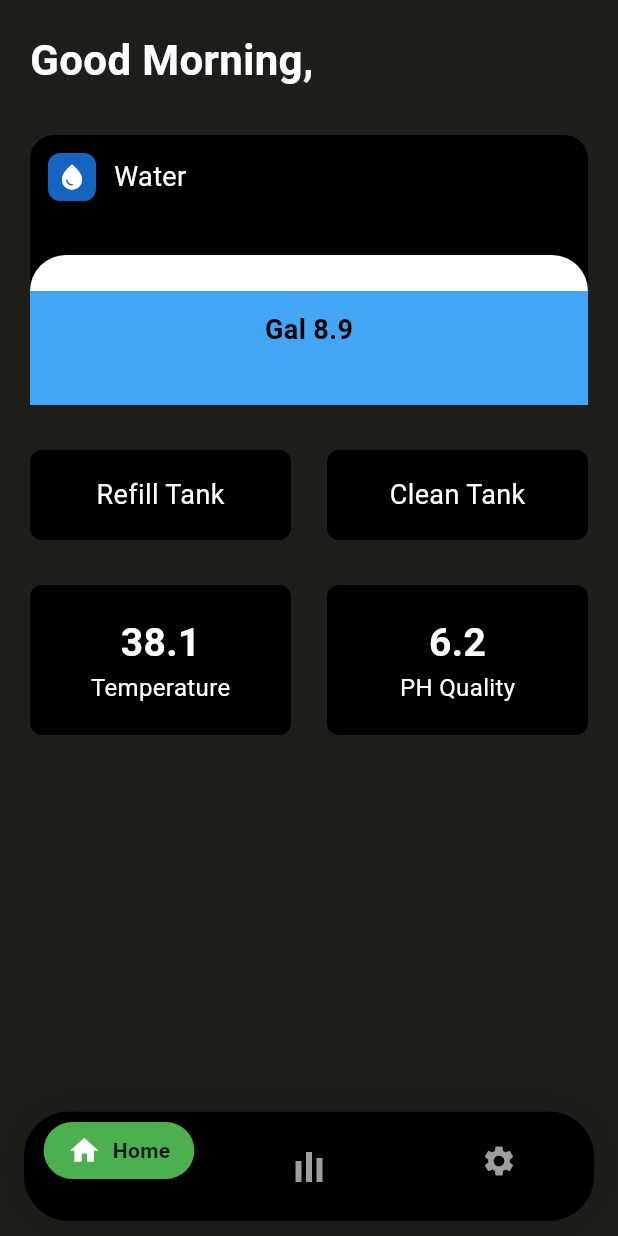
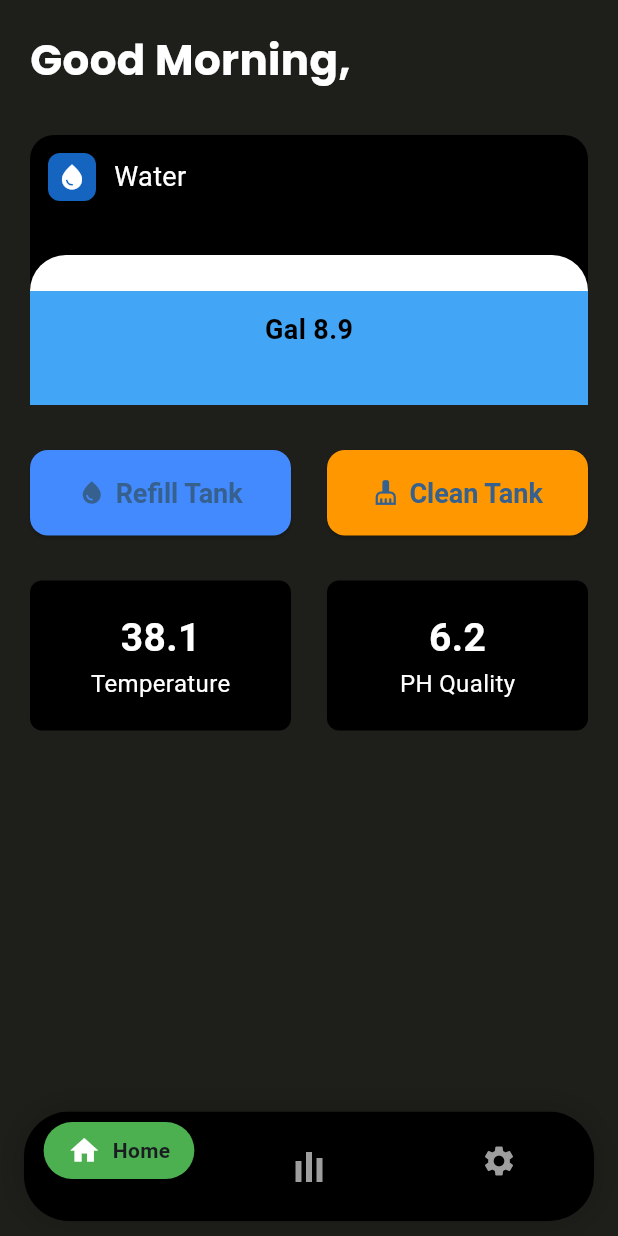
Before and after one commit to SanudaDe/smart_water_systerm, a Flutter app: the screen it shows after launch, on a phone screen of 412 x 824 dp. Run offline on Flutter 3.47's test engine with Material 3 defaults, Android fonts, the phone set to English and light mode, and no system bars; our stand-ins replace google_fonts.

Commit message:
update buttons

```diff
--- a/lib/dashboard.dart
+++ b/lib/dashboard.dart
@@ -37,6 +37,12 @@ class _AquariumControlPageState extends State<AquariumControlPage> {
     setState(() {
       _selectedIndex = index;
     });
+  }
+
+  void sendCommand(String command) {
+    ScaffoldMessenger.of(context).showSnackBar(
+      SnackBar(content: Text('Pretend sent "$command" command')),
+    );
   }
 
   @override
@@ -120,7 +126,7 @@ class _AquariumControlPageState extends State<AquariumControlPage> {
             children: [
               Text(
                 "$_greeting,",
-                style: const TextStyle(
+                style: GoogleFonts.poppins(
                   color: Colors.white,
                   fontSize: 28,
                   fontWeight: FontWeight.bold,
@@ -165,11 +171,9 @@ class _AquariumControlPageState extends State<AquariumControlPage> {
                         ],
                       ),
                     ),
-
                     Expanded(
                       child: Stack(
                         children: [
-      // Water wave and text inside it
                           Positioned(
                             bottom: 0,
                             left: 0,
@@ -197,7 +201,6 @@ class _AquariumControlPageState extends State<AquariumControlPage> {
                                     ),
                                   ],
                                 ),
-            // Value displayed on top of the water area
                                 Text(
                                   "Gal $waterLevel",
                                   style: const TextStyle(
@@ -218,42 +221,42 @@ class _AquariumControlPageState extends State<AquariumControlPage> {
 
               const SizedBox(height: 30),
 
-              // Control buttons
+              // Refill and Clean buttons
               Row(
                 children: [
                   Expanded(
-                    child: Container(
-                      height: 60,
-                      decoration: BoxDecoration(
-                        color: Colors.black,
-                        borderRadius: BorderRadius.circular(8),
+                    child: ElevatedButton.icon(
+                      onPressed: () => sendCommand("refill"),
+                      icon: const Icon(Icons.water_drop),
+                      label: const Text("Refill Tank"),
+                      style: ElevatedButton.styleFrom(
+                        backgroundColor: Colors.blueAccent,
+                        padding: const EdgeInsets.symmetric(vertical: 18),
+                        shape: RoundedRectangleBorder(
+                          borderRadius: BorderRadius.circular(12),
                         ),
-                      child: const Center(
-                        child: Text(
-                          "Refill Tank",
-                          style: TextStyle(
-                            color: Colors.white,
+                        textStyle: const TextStyle(
                           fontSize: 18,
-                          ),
+                          fontWeight: FontWeight.bold,
                         ),
                       ),
                     ),
                   ),
                   const SizedBox(width: 24),
                   Expanded(
-                    child: Container(
-                      height: 60,
-                      decoration: BoxDecoration(
-                        color: Colors.black,
-                        borderRadius: BorderRadius.circular(8),
+                    child: ElevatedButton.icon(
+                      onPressed: () => sendCommand("clean"),
+                      icon: const Icon(Icons.cleaning_services),
+                      label: const Text("Clean Tank"),
+                      style: ElevatedButton.styleFrom(
+                        backgroundColor: Colors.orange,
+                        padding: const EdgeInsets.symmetric(vertical: 18),
+                        shape: RoundedRectangleBorder(
+                          borderRadius: BorderRadius.circular(12),
                         ),
-                      child: const Center(
-                        child: Text(
-                          "Clean Tank",
-                          style: TextStyle(
-                            color: Colors.white,
+                        textStyle: const TextStyle(
                           fontSize: 18,
-                          ),
+                          fontWeight: FontWeight.bold,
                         ),
                       ),
                     ),
```
Lines whose indentation alone changed are shown as unchanged.
